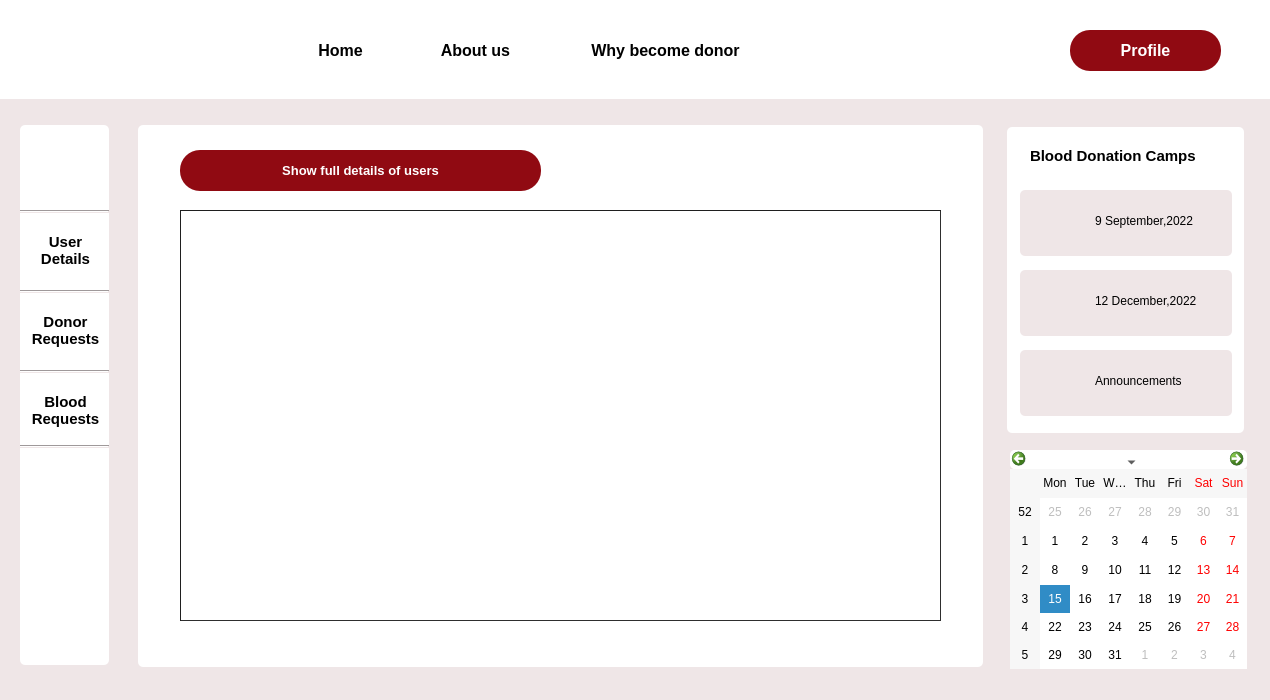
Qt form user_details.ui (Rista10/Final) before a commit.
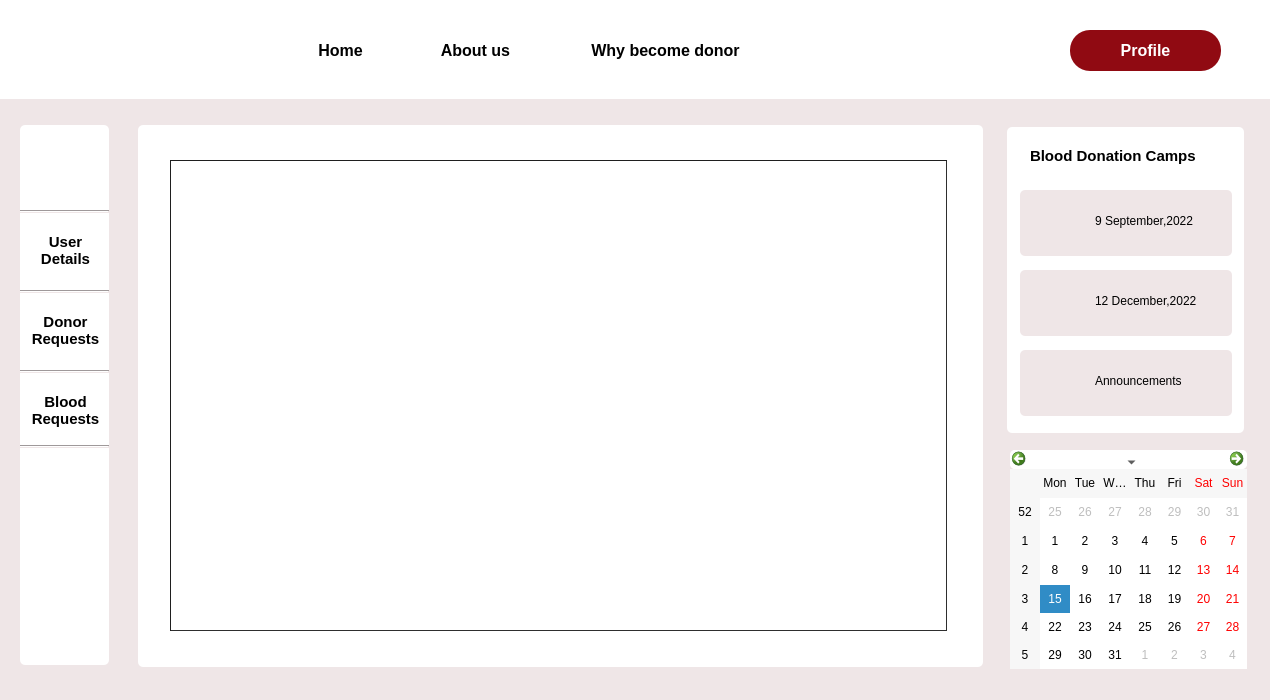
The same form after that commit. Icons and pictures are not drawn.

Patch:
```diff
--- a/user_details.ui
+++ b/user_details.ui
@@ -624,10 +624,10 @@
   <widget class="QTableView" name="tableView">
    <property name="geometry">
     <rect>
-     <x>180</x>
-     <y>210</y>
-     <width>761</width>
-     <height>411</height>
+     <x>170</x>
+     <y>160</y>
+     <width>777</width>
+     <height>471</height>
     </rect>
    </property>
    <property name="styleSheet">
@@ -638,40 +638,6 @@
 </string>
    </property>
   </widget>
-  <widget class="QPushButton" name="pushButton">
-   <property name="geometry">
-    <rect>
-     <x>180</x>
-     <y>150</y>
-     <width>361</width>
-     <height>41</height>
-    </rect>
-   </property>
-   <property name="font">
-    <font>
-     <pointsize>10</pointsize>
-     <bold>true</bold>
-    </font>
-   </property>
-   <property name="cursor">
-    <cursorShape>PointingHandCursor</cursorShape>
-   </property>
-   <property name="styleSheet">
-    <string notr="true">#pushButton{background-color:rgb(144, 10, 18);
-border-radius:20px;
-
-color: rgb(255, 255, 255);}
-
-#pushButton::hover
-{
-background-color:white;
-	color: rgb(144, 10, 18);
-}</string>
-   </property>
-   <property name="text">
-    <string>Show full details of users</string>
-   </property>
-  </widget>
   <zorder>label_4</zorder>
   <zorder>label_2</zorder>
   <zorder>label</zorder>
```
Left out of the diff: 1 changed line with no effect on the pictures.
